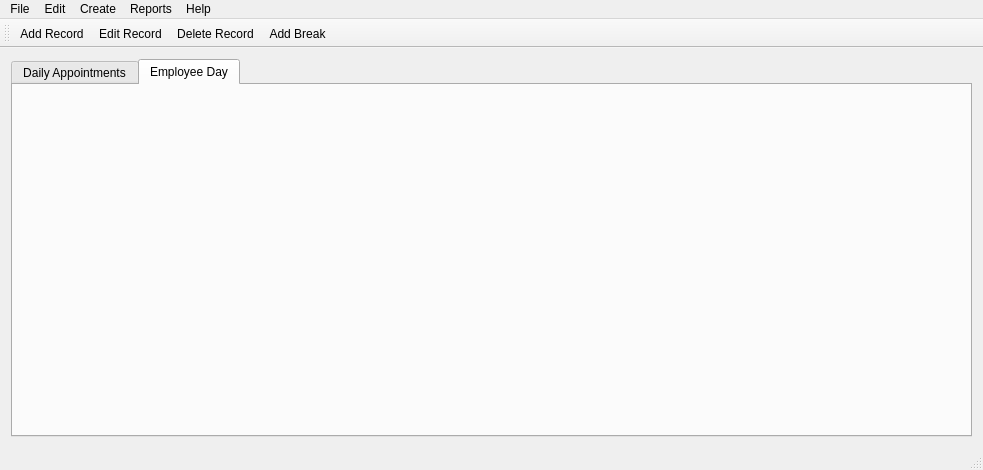
Above: mainwindow.ui from pliniofpa/Profiles_Project before the change. Below: the same form after it.
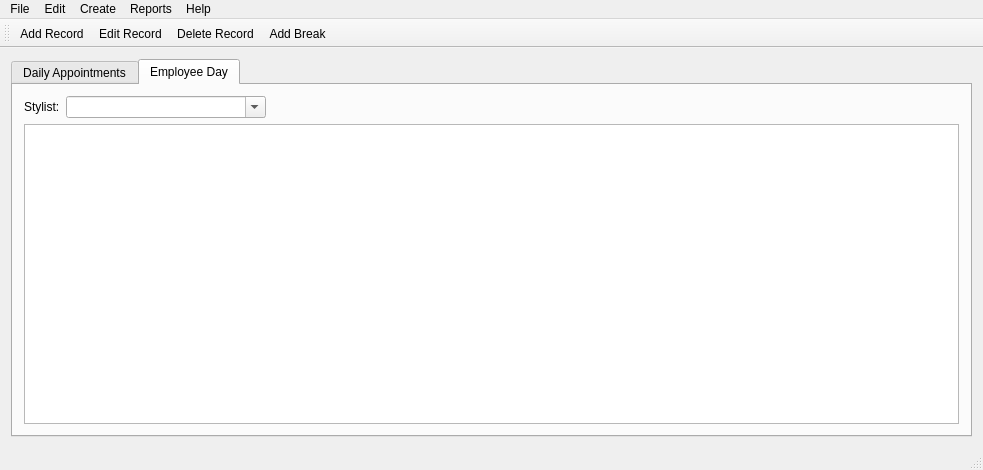
That is the form after the change. The open tabs and pages were chosen to show the change. Icons and pictures are not drawn.

What changed in the file:
```diff
--- a/mainwindow.ui
+++ b/mainwindow.ui
@@ -45,6 +45,51 @@
        <attribute name="title">
         <string>Employee Day</string>
        </attribute>
+       <layout class="QVBoxLayout" name="verticalLayout">
+        <item>
+         <layout class="QHBoxLayout" name="horizontalLayout">
+          <item alignment="Qt::AlignLeft">
+           <widget class="QLabel" name="label">
+            <property name="text">
+             <string>Stylist:</string>
+            </property>
+           </widget>
+          </item>
+          <item>
+           <widget class="QComboBox" name="stylist_comboBox">
+            <property name="minimumSize">
+             <size>
+              <width>200</width>
+              <height>0</height>
+             </size>
+            </property>
+            <property name="editable">
+             <bool>true</bool>
+            </property>
+            <property name="maxVisibleItems">
+             <number>20</number>
+            </property>
+           </widget>
+          </item>
+          <item>
+           <spacer name="horizontalSpacer">
+            <property name="orientation">
+             <enum>Qt::Horizontal</enum>
+            </property>
+            <property name="sizeHint" stdset="0">
+             <size>
+              <width>40</width>
+              <height>20</height>
+             </size>
+            </property>
+           </spacer>
+          </item>
+         </layout>
+        </item>
+        <item>
+         <widget class="QTableWidget" name="employee_day_tableWidget"/>
+        </item>
+       </layout>
       </widget>
      </widget>
     </item>
```
Left out of the diff: 26 changed lines with no effect on the pictures.
